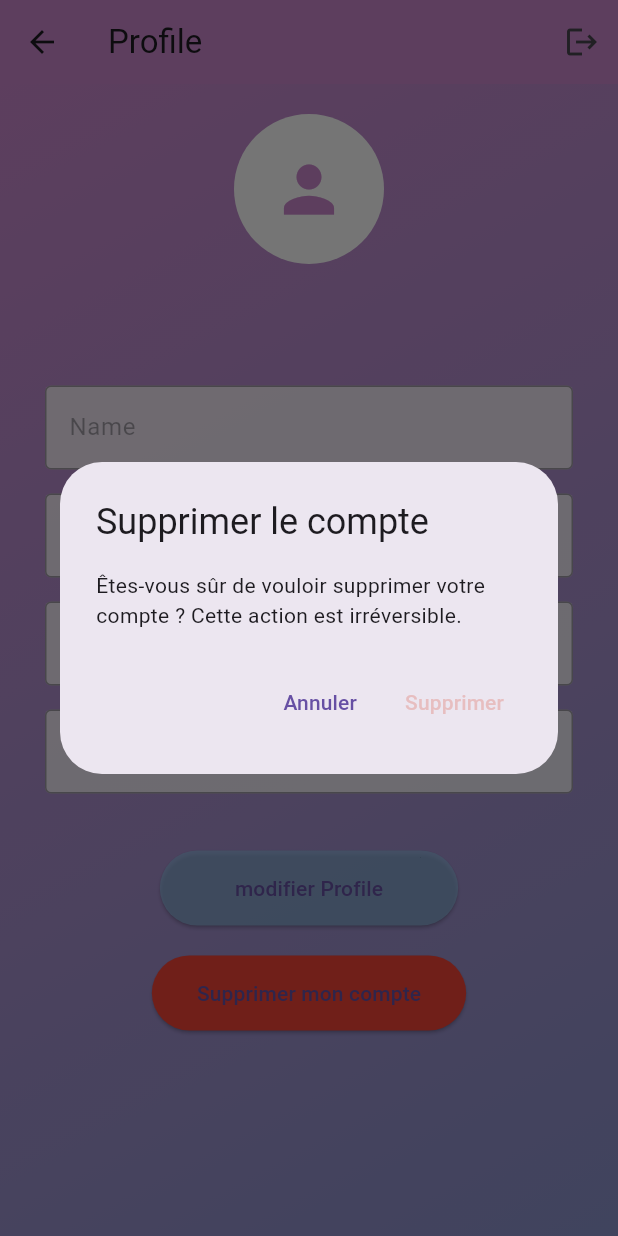
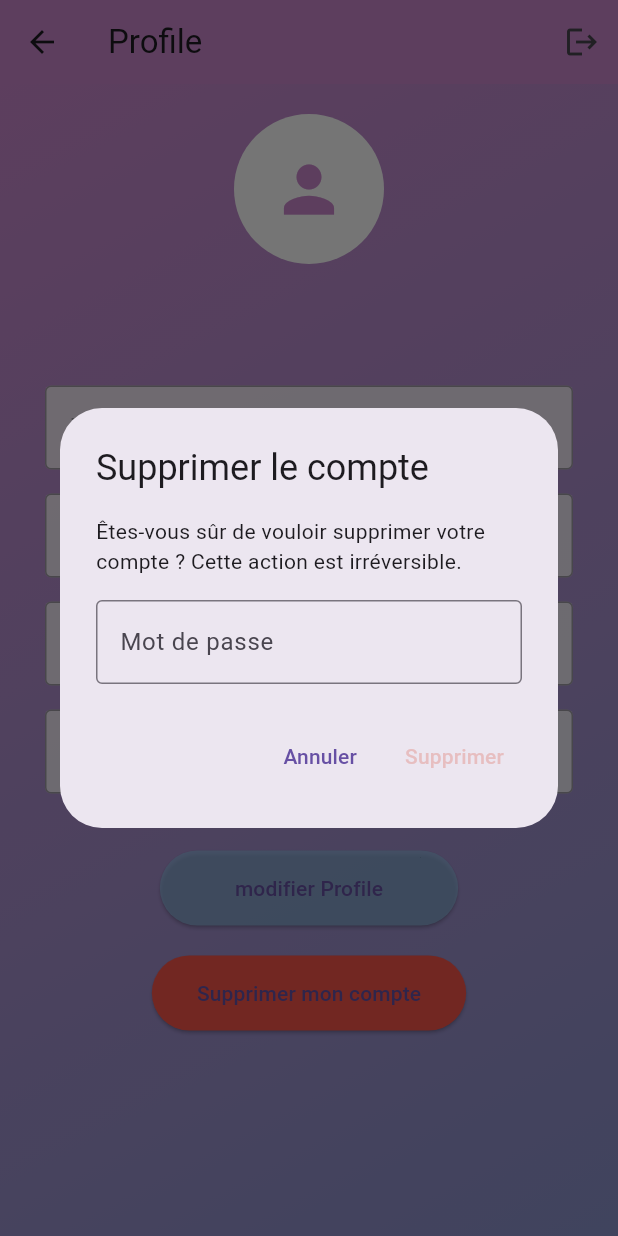
Before and after one commit to Amal-oueslati52/AppMentalHealth, a Flutter app: the ProfileScreen screen opened directly, after a tap on "Supprimer mon compte", on a phone screen of 412 x 824 dp. Run offline on Flutter 3.47's test engine with Material 3 defaults, Android fonts, the phone set to English and light mode, and no system bars; our stand-ins replace another_flushbar, circle_nav_bar, cloud_firestore, dio, firebase_auth, firebase_core and 7 more; missing offline and left inert: firebase_app_check; accounts and stored records are empty.

Commit message:
supprimer compte avec vérification de mot de passe

```diff
--- a/lib/patient/profile_screen.dart
+++ b/lib/patient/profile_screen.dart
@@ -134,12 +134,28 @@ class _ProfileScreenState extends State<ProfileScreen> {
   }
 
   Future<void> _deleteAccount() async {
+    final TextEditingController passwordController = TextEditingController();
+
     final bool confirm = await showDialog(
           context: context,
           builder: (context) => AlertDialog(
             title: const Text("Supprimer le compte"),
-            content: const Text(
-                "Êtes-vous sûr de vouloir supprimer votre compte ? Cette action est irréversible."),
+            content: Column(
+              mainAxisSize: MainAxisSize.min,
+              children: [
+                const Text(
+                    "Êtes-vous sûr de vouloir supprimer votre compte ? Cette action est irréversible."),
+                const SizedBox(height: 16),
+                TextField(
+                  controller: passwordController,
+                  decoration: const InputDecoration(
+                    labelText: "Mot de passe",
+                    border: OutlineInputBorder(),
+                  ),
+                  obscureText: true,
+                ),
+              ],
+            ),
             actions: [
               TextButton(
                 onPressed: () => Navigator.pop(context, false),
@@ -155,10 +171,21 @@ class _ProfileScreenState extends State<ProfileScreen> {
           ),
         ) ??
         false;
-
     if (confirm && mounted) {
       setState(() => _isLoading = true);
       try {
+        // Vérifier le mot de passe avant de supprimer le compte
+        if (passwordController.text.isEmpty) {
+          throw Exception('Veuillez entrer votre mot de passe');
+        }
+
+        // Valider le mot de passe avec le serveur avant de supprimer le compte
+        final passwordValid =
+            await _authService.validatePassword(passwordController.text);
+        if (!passwordValid) {
+          throw Exception('Mot de passe incorrect');
+        }
+
         final success = await _authService.deleteAccount();
         if (success && mounted) {
           await _authService.logout(context);
@@ -309,7 +336,7 @@ class _ProfileScreenState extends State<ProfileScreen> {
                 ElevatedButton(
                   onPressed: _isLoading ? null : _deleteAccount,
                   style: ElevatedButton.styleFrom(
-                    backgroundColor: Colors.red,
+                    backgroundColor: const Color.fromARGB(255, 248, 86, 75),
                     padding: const EdgeInsets.symmetric(
                         horizontal: 30, vertical: 15),
                   ),
```
Also changed, not shown: lib/doctor/doctor_profile_view.dart (+32 -5 lines), lib/services/strapi_auth_service.dart (+23 -0 lines), 4 other files.
